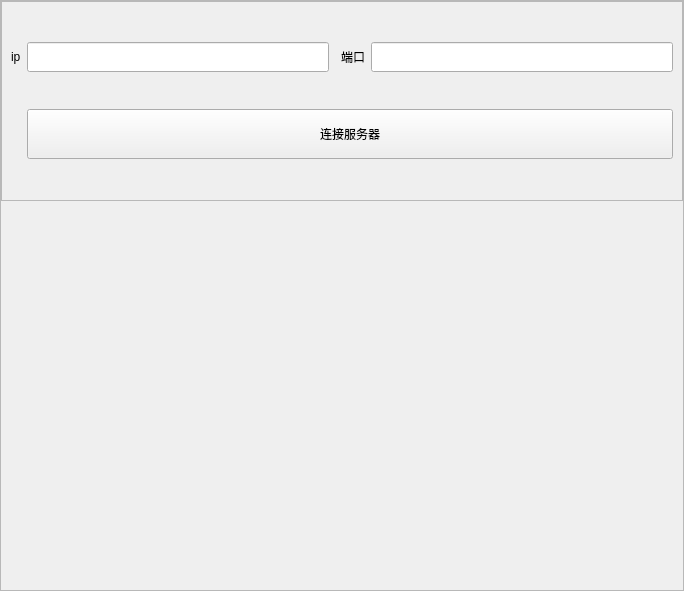
This is client/src/ui/stack_conn_server.ui in wang-y-cell/CloudMeeting_Client as Qt 5 draws it before an edit. The edited form follows.
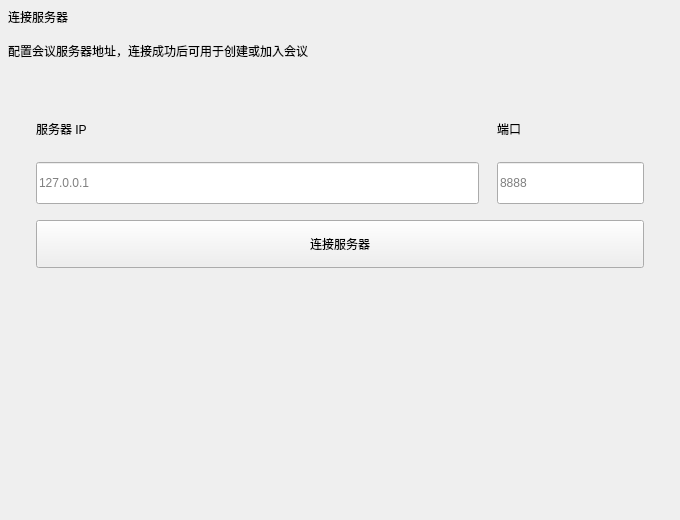
This is the edited form.

```diff
--- a/client/src/ui/stack_conn_server.ui
+++ b/client/src/ui/stack_conn_server.ui
@@ -6,53 +6,40 @@
    <rect>
     <x>0</x>
     <y>0</y>
-    <width>684</width>
-    <height>591</height>
+    <width>680</width>
+    <height>520</height>
    </rect>
   </property>
-  <property name="windowTitle">
-   <string>Form</string>
-  </property>
-  <layout class="QVBoxLayout" name="verticalLayout">
+  <layout class="QVBoxLayout" name="verticalLayout_root">
+   <property name="spacing">
+    <number>16</number>
+   </property>
    <property name="leftMargin">
-    <number>0</number>
+    <number>8</number>
    </property>
    <property name="topMargin">
-    <number>0</number>
+    <number>8</number>
    </property>
    <property name="rightMargin">
-    <number>0</number>
+    <number>8</number>
    </property>
    <property name="bottomMargin">
-    <number>0</number>
+    <number>8</number>
    </property>
    <item>
-    <widget class="QScrollArea" name="scrollArea">
-     <property name="widgetResizable">
-      <bool>true</bool>
+    <widget class="QLabel" name="pageTitle">
+     <property name="text">
+      <string>连接服务器</string>
      </property>
-     <widget class="QWidget" name="scrollAreaWidgetContents">
-      <property name="geometry">
-       <rect>
-        <x>0</x>
-        <y>0</y>
-        <width>682</width>
-        <height>589</height>
-       </rect>
-      </property>
-      <layout class="QVBoxLayout" name="verticalLayout_2">
-       <property name="leftMargin">
-        <number>0</number>
-       </property>
-       <property name="topMargin">
-        <number>0</number>
-       </property>
-       <property name="rightMargin">
-        <number>0</number>
-       </property>
-       <property name="bottomMargin">
-        <number>0</number>
-       </property>
+    </widget>
+   </item>
+   <item>
+    <widget class="QLabel" name="pageDesc">
+     <property name="text">
+      <string>配置会议服务器地址，连接成功后可用于创建或加入会议</string>
+     </property>
+    </widget>
+   </item>
        <item>
         <widget class="QFrame" name="frame">
          <property name="sizePolicy">
@@ -64,58 +51,100 @@
          <property name="minimumSize">
           <size>
            <width>0</width>
-           <height>200</height>
+       <height>220</height>
           </size>
          </property>
          <property name="frameShape">
-          <enum>QFrame::Shape::StyledPanel</enum>
-         </property>
-         <property name="frameShadow">
-          <enum>QFrame::Shadow::Raised</enum>
-         </property>
-         <layout class="QGridLayout" name="gridLayout">
-          <item row="0" column="0">
-           <widget class="QLabel" name="label">
+      <enum>QFrame::Shape::NoFrame</enum>
+     </property>
+     <layout class="QVBoxLayout" name="cardLayout">
+      <property name="spacing">
+       <number>16</number>
+      </property>
+      <property name="leftMargin">
+       <number>28</number>
+      </property>
+      <property name="topMargin">
+       <number>28</number>
+      </property>
+      <property name="rightMargin">
+       <number>28</number>
+      </property>
+      <property name="bottomMargin">
+       <number>28</number>
+      </property>
+      <item>
+       <layout class="QHBoxLayout" name="fieldsLayout" stretch="3,1">
+        <property name="spacing">
+         <number>18</number>
+        </property>
+        <item>
+         <layout class="QVBoxLayout" name="ipLayout">
+          <property name="spacing">
+           <number>8</number>
+          </property>
+          <item>
+           <widget class="QLabel" name="fieldLabel">
             <property name="text">
-             <string>ip</string>
+             <string>服务器 IP</string>
             </property>
            </widget>
           </item>
-          <item row="0" column="1">
+          <item>
            <widget class="QLineEdit" name="ip_line_edit">
             <property name="minimumSize">
              <size>
               <width>0</width>
-              <height>30</height>
+              <height>42</height>
              </size>
             </property>
+            <property name="placeholderText">
+             <string>127.0.0.1</string>
+            </property>
            </widget>
           </item>
-          <item row="0" column="3">
-           <widget class="QLabel" name="label_2">
+         </layout>
+        </item>
+        <item>
+         <layout class="QVBoxLayout" name="portLayout">
+          <property name="spacing">
+           <number>8</number>
+          </property>
+          <item>
+           <widget class="QLabel" name="fieldLabel_2">
             <property name="text">
              <string>端口</string>
             </property>
            </widget>
           </item>
-          <item row="0" column="4">
+          <item>
            <widget class="QLineEdit" name="port_line_edit">
             <property name="minimumSize">
              <size>
               <width>0</width>
-              <height>30</height>
+              <height>42</height>
              </size>
             </property>
+            <property name="placeholderText">
+             <string>8888</string>
+            </property>
            </widget>
           </item>
-          <item row="1" column="1" colspan="4">
+         </layout>
+        </item>
+       </layout>
+      </item>
+      <item>
            <widget class="QPushButton" name="connServer_btn">
             <property name="minimumSize">
              <size>
               <width>0</width>
-              <height>50</height>
-             </size>
-            </property>
+          <height>48</height>
+         </size>
+        </property>
+        <property name="cursor">
+         <cursorShape>PointingHandCursor</cursorShape>
+        </property>
             <property name="text">
              <string>连接服务器</string>
             </property>
@@ -136,10 +165,6 @@
           </size>
          </property>
         </spacer>
-       </item>
-      </layout>
-     </widget>
-    </widget>
    </item>
   </layout>
  </widget>
```
Lines whose indentation alone changed are shown as unchanged.
